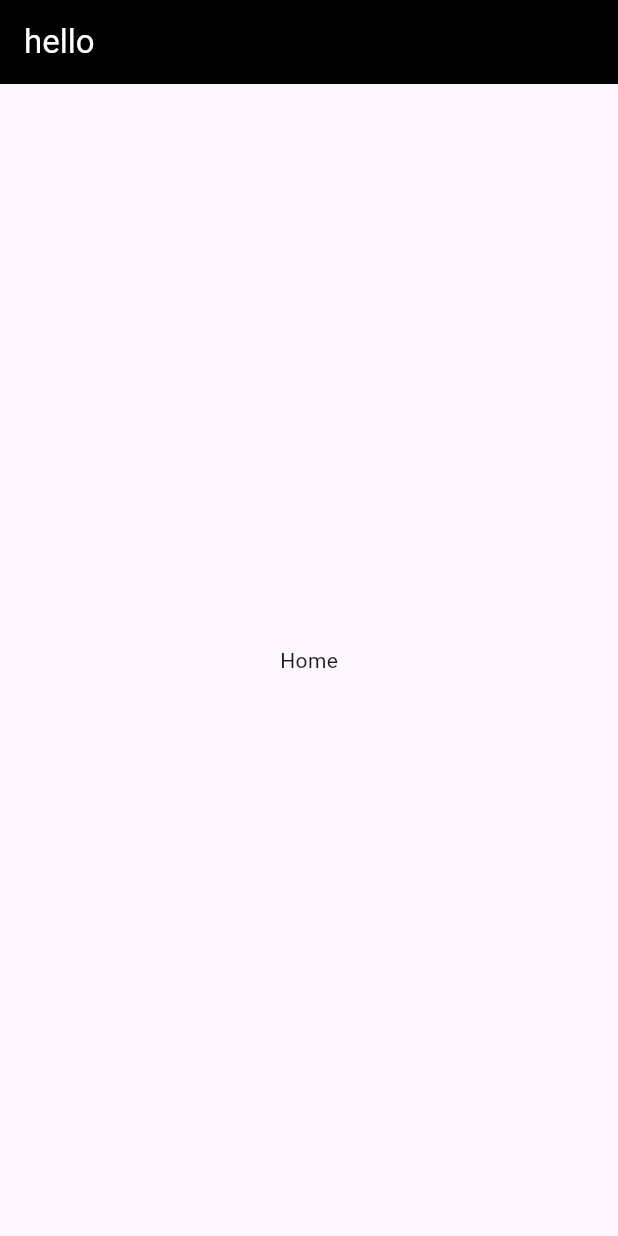
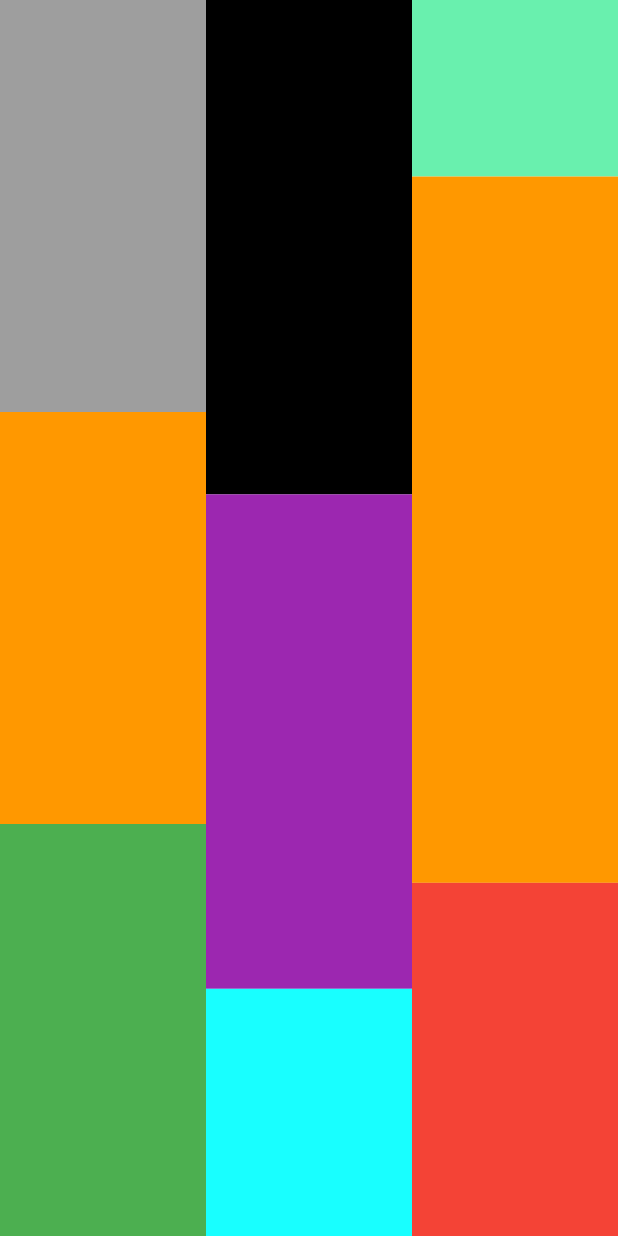
Before and after one commit to MrManavRamani-Flutter/lab_work, a Flutter app: the screen it shows after launch, on a phone screen of 412 x 824 dp. Run offline on Flutter 3.47's test engine with Material 3 defaults, Android fonts, the phone set to English and light mode, and no system bars.

Commit message:
lab 5 and lab 6 complete...

```diff
--- a/lib/lab_5/find_frined.dart
+++ b/lib/lab_5/find_frined.dart
@@ -3,6 +3,9 @@
 import 'dart:io';
 
 void main() {
+  // Something Went Wrong.... // neel not soppreted
+  // String name = stdin.readLineSync()!;
+  // print(name);
   bool isCheck = true;
   List<Map<dynamic, dynamic>> phonebook = [
     {'name': 'manav', 'age': 12},
--- /dev/null
+++ b/lib/lab_6_ui/part_screen_9_dif.dart
@@ -0,0 +1,83 @@
+import 'package:flutter/material.dart';
+
+class PartScreen9Dif extends StatelessWidget {
+  const PartScreen9Dif({super.key});
+
+  @override
+  Widget build(BuildContext context) {
+    return Scaffold(
+      body: Row(
+        mainAxisSize: MainAxisSize.min,
+        children: [
+          Expanded(
+            child: Column(
+              children: [
+                Expanded(
+                  child: Container(
+                    color: Colors.grey,
+                  ),
+                ),
+                Expanded(
+                  child: Container(
+                    color: Colors.orange,
+                  ),
+                ),
+                Expanded(
+                  child: Container(
+                    color: Colors.green,
+                  ),
+                ),
+              ],
+            ),
+          ),
+          Expanded(
+            child: Column(
+              children: [
+                Expanded(
+                  flex: 2,
+                  child: Container(
+                    color: Colors.black,
+                  ),
+                ),
+                Expanded(
+                  flex: 2,
+                  child: Container(
+                    color: Colors.purple,
+                  ),
+                ),
+                Expanded(
+                  child: Container(
+                    color: Colors.cyanAccent,
+                  ),
+                ),
+              ],
+            ),
+          ),
+          Expanded(
+            child: Column(
+              children: [
+                Expanded(
+                  child: Container(
+                    color: Colors.greenAccent,
+                  ),
+                ),
+                Expanded(
+                  flex: 4,
+                  child: Container(
+                    color: Colors.orange,
+                  ),
+                ),
+                Expanded(
+                  flex: 2,
+                  child: Container(
+                    color: Colors.red,
+                  ),
+                ),
+              ],
+            ),
+          ),
+        ],
+      ),
+    );
+  }
+}
```
Also changed, not shown: lib/lab_5/arr_sum_divided_3_5.dart (added, +21 -0 lines), lib/lab_6_ui/part_screen_9.dart (added, +132 -0 lines), lib/lab_6_ui/part_screen_horizontal_3.dart (added, +38 -0 lines), lib/lab_6_ui/part_screen_vertical_3.dart (added, +35 -0 lines), lib/main.dart (+16 -11 lines).
